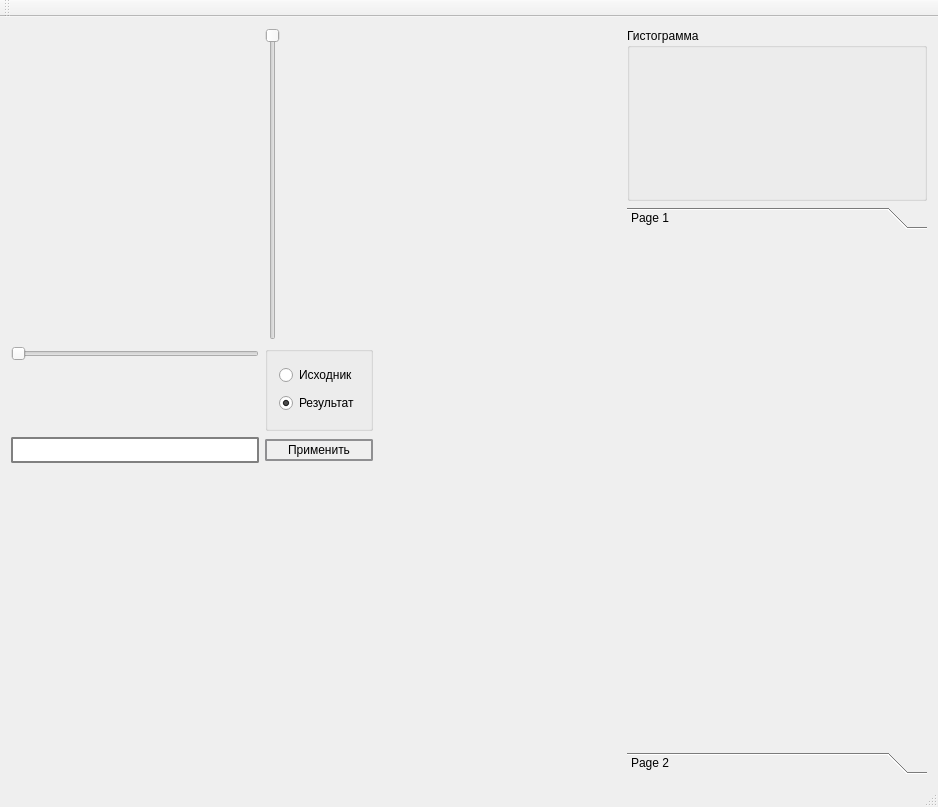
Qt form mainwindow.ui (dive155/SmartImage) before a commit.
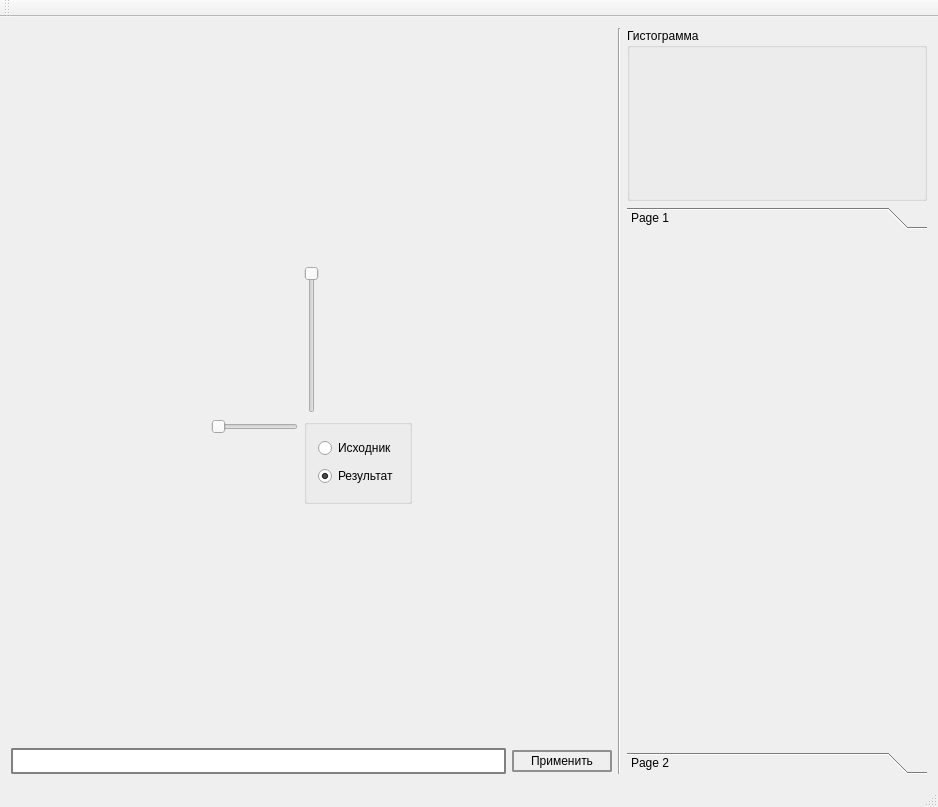
The same form after that commit. Icons and pictures are not drawn.

Patch:
```diff
--- a/mainwindow.ui
+++ b/mainwindow.ui
@@ -45,20 +45,38 @@
 }</string>
   </property>
   <widget class="QWidget" name="centralWidget">
-   <layout class="QHBoxLayout" name="horizontalLayout_2">
+   <layout class="QHBoxLayout" name="horizontalLayout_3">
     <item>
-     <layout class="QGridLayout" name="gridLayout">
-      <item row="0" column="0">
-       <widget class="QLabel" name="display">
-        <property name="text">
-         <string/>
-        </property>
-        <property name="pixmap">
-         <pixmap resource="placeholders.qrc">:/placeholders/background.png</pixmap>
-        </property>
-       </widget>
-      </item>
-      <item row="0" column="3">
+     <layout class="QVBoxLayout" name="verticalLayout_6">
+      <item>
+       <layout class="QGridLayout" name="gridLayout_2">
+        <item row="0" column="1">
+         <spacer name="verticalSpacer">
+          <property name="orientation">
+           <enum>Qt::Vertical</enum>
+          </property>
+          <property name="sizeHint" stdset="0">
+           <size>
+            <width>20</width>
+            <height>40</height>
+           </size>
+          </property>
+         </spacer>
+        </item>
+        <item row="1" column="0">
+         <spacer name="horizontalSpacer_2">
+          <property name="orientation">
+           <enum>Qt::Horizontal</enum>
+          </property>
+          <property name="sizeHint" stdset="0">
+           <size>
+            <width>40</width>
+            <height>20</height>
+           </size>
+          </property>
+         </spacer>
+        </item>
+        <item row="1" column="2">
        <spacer name="horizontalSpacer">
         <property name="orientation">
          <enum>Qt::Horizontal</enum>
@@ -71,31 +89,37 @@
         </property>
        </spacer>
       </item>
-      <item row="4" column="0">
-       <spacer name="verticalSpacer_2">
-        <property name="orientation">
-         <enum>Qt::Vertical</enum>
-        </property>
-        <property name="sizeHint" stdset="0">
-         <size>
-          <width>20</width>
-          <height>40</height>
-         </size>
-        </property>
-       </spacer>
-      </item>
-      <item row="3" column="0">
-       <widget class="QProgressBar" name="progressBar">
-        <property name="styleSheet">
-         <string notr="true"/>
-        </property>
-        <property name="value">
-         <number>0</number>
-        </property>
-        <property name="textVisible">
-         <bool>false</bool>
-        </property>
-       </widget>
+        <item row="1" column="1">
+         <layout class="QGridLayout" name="gridLayout">
+          <item row="1" column="2">
+           <layout class="QVBoxLayout" name="verticalLayout_2">
+            <item>
+             <widget class="QGroupBox" name="groupBox_2">
+              <property name="title">
+               <string/>
+              </property>
+              <layout class="QVBoxLayout" name="verticalLayout_5">
+               <item alignment="Qt::AlignLeft">
+                <widget class="QRadioButton" name="sourceBtn">
+                 <property name="text">
+                  <string>Исходник</string>
+                 </property>
+                </widget>
+               </item>
+               <item alignment="Qt::AlignLeft">
+                <widget class="QRadioButton" name="resultBtn">
+                 <property name="text">
+                  <string>Результат</string>
+                 </property>
+                 <property name="checked">
+                  <bool>true</bool>
+                 </property>
+                </widget>
+               </item>
+              </layout>
+             </widget>
+            </item>
+           </layout>
       </item>
       <item row="1" column="0">
        <layout class="QVBoxLayout" name="verticalLayout_4">
@@ -163,44 +187,77 @@
         </item>
        </layout>
       </item>
-      <item row="1" column="2">
-       <layout class="QVBoxLayout" name="verticalLayout_2">
-        <item>
-         <widget class="QGroupBox" name="groupBox_2">
-          <property name="title">
+          <item row="0" column="0">
+           <widget class="QLabel" name="display">
+            <property name="text">
            <string/>
           </property>
-          <layout class="QVBoxLayout" name="verticalLayout_5">
-           <item alignment="Qt::AlignLeft">
-            <widget class="QRadioButton" name="sourceBtn">
-             <property name="text">
-              <string>Исходник</string>
+            <property name="pixmap">
+             <pixmap resource="placeholders.qrc">:/placeholders/background.png</pixmap>
              </property>
             </widget>
            </item>
-           <item alignment="Qt::AlignLeft">
-            <widget class="QRadioButton" name="resultBtn">
-             <property name="text">
-              <string>Результат</string>
-             </property>
-             <property name="checked">
-              <bool>true</bool>
-             </property>
-            </widget>
-           </item>
-          </layout>
+         </layout>
+        </item>
+        <item row="2" column="1">
+         <spacer name="verticalSpacer_2">
+          <property name="orientation">
+           <enum>Qt::Vertical</enum>
+          </property>
+          <property name="sizeHint" stdset="0">
+           <size>
+            <width>20</width>
+            <height>40</height>
+           </size>
+          </property>
+         </spacer>
+        </item>
+       </layout>
+      </item>
+      <item>
+       <layout class="QHBoxLayout" name="horizontalLayout_2">
+        <item>
+         <widget class="QProgressBar" name="progressBar">
+          <property name="styleSheet">
+           <string notr="true"/>
+          </property>
+          <property name="value">
+           <number>0</number>
+          </property>
+          <property name="textVisible">
+           <bool>false</bool>
+          </property>
          </widget>
         </item>
-       </layout>
-      </item>
-      <item row="3" column="2">
+        <item>
        <widget class="QPushButton" name="applyButton">
+          <property name="minimumSize">
+           <size>
+            <width>100</width>
+            <height>22</height>
+           </size>
+          </property>
+          <property name="maximumSize">
+           <size>
+            <width>100</width>
+            <height>16777215</height>
+           </size>
+          </property>
         <property name="text">
          <string>Применить</string>
         </property>
        </widget>
       </item>
      </layout>
+      </item>
+     </layout>
+    </item>
+    <item>
+     <widget class="Line" name="line">
+      <property name="orientation">
+       <enum>Qt::Vertical</enum>
+      </property>
+     </widget>
     </item>
     <item>
      <layout class="QVBoxLayout" name="verticalLayout">
```
Left out of the diff: 6 changed lines with no effect on the pictures. Lines whose indentation alone changed are shown as unchanged.
